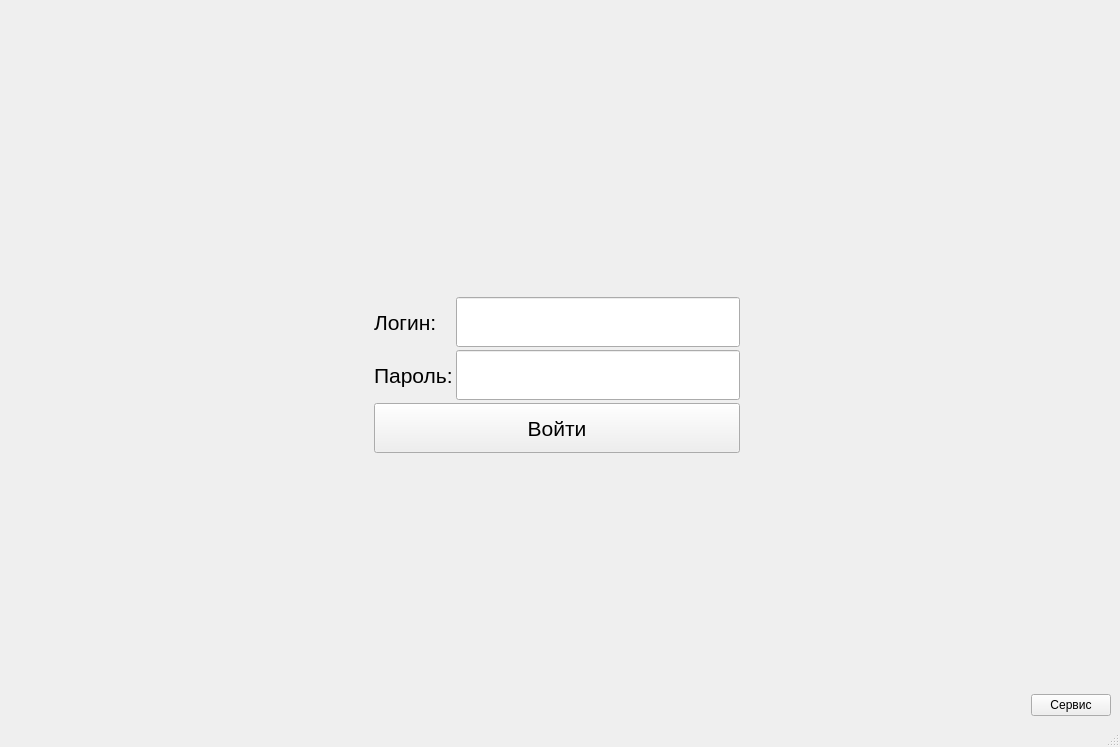
Meller008/CRM-Avi, file ui/operation/main.ui: the form before one commit.
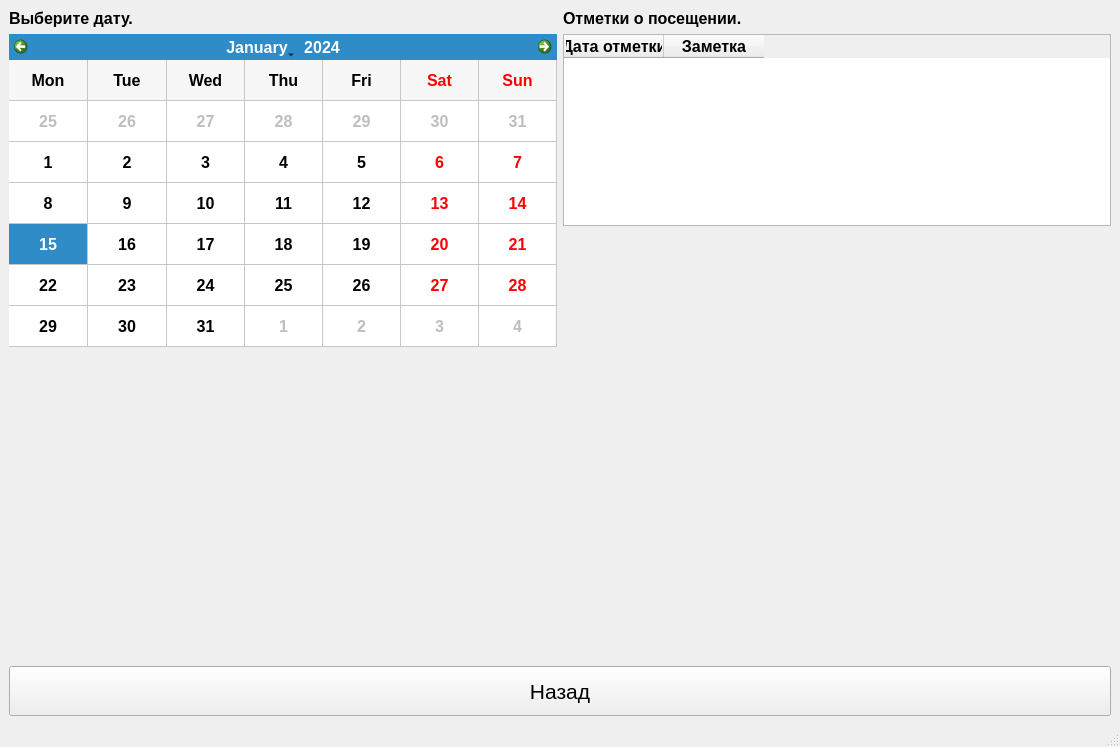
The form after the commit. The open tabs and pages were chosen to show the change.

Commit message: Работа - Добавленна возможность проверить посещаемость работникам.

Diff of the .ui file:
```diff
--- a/ui/operation/main.ui
+++ b/ui/operation/main.ui
@@ -2052,6 +2052,120 @@
         </item>
        </layout>
       </widget>
+      <widget class="QWidget" name="page_6">
+       <layout class="QGridLayout" name="gridLayout_20">
+        <item row="3" column="0" colspan="2">
+         <widget class="QPushButton" name="pushButton_20">
+          <property name="minimumSize">
+           <size>
+            <width>0</width>
+            <height>50</height>
+           </size>
+          </property>
+          <property name="font">
+           <font>
+            <family>Tahoma</family>
+            <pointsize>16</pointsize>
+           </font>
+          </property>
+          <property name="text">
+           <string>Назад</string>
+          </property>
+         </widget>
+        </item>
+        <item row="1" column="0">
+         <widget class="QCalendarWidget" name="cw_traffic">
+          <property name="font">
+           <font>
+            <pointsize>12</pointsize>
+            <weight>75</weight>
+            <bold>true</bold>
+           </font>
+          </property>
+          <property name="gridVisible">
+           <bool>true</bool>
+          </property>
+          <property name="verticalHeaderFormat">
+           <enum>QCalendarWidget::NoVerticalHeader</enum>
+          </property>
+         </widget>
+        </item>
+        <item row="2" column="0">
+         <spacer name="verticalSpacer_15">
+          <property name="orientation">
+           <enum>Qt::Vertical</enum>
+          </property>
+          <property name="sizeHint" stdset="0">
+           <size>
+            <width>20</width>
+            <height>40</height>
+           </size>
+          </property>
+         </spacer>
+        </item>
+        <item row="1" column="1">
+         <layout class="QVBoxLayout" name="verticalLayout">
+          <item>
+           <widget class="QTableWidget" name="tw_staff_traffic">
+            <property name="font">
+             <font>
+              <pointsize>12</pointsize>
+              <weight>75</weight>
+              <bold>true</bold>
+             </font>
+            </property>
+            <property name="editTriggers">
+             <set>QAbstractItemView::NoEditTriggers</set>
+            </property>
+            <property name="alternatingRowColors">
+             <bool>true</bool>
+            </property>
+            <property name="selectionBehavior">
+             <enum>QAbstractItemView::SelectRows</enum>
+            </property>
+            <column>
+             <property name="text">
+              <string>Дата отметки</string>
+             </property>
+            </column>
+            <column>
+             <property name="text">
+              <string>Заметка</string>
+             </property>
+            </column>
+           </widget>
+          </item>
+          <item>
+           <spacer name="verticalSpacer_14">
+            <property name="orientation">
+             <enum>Qt::Vertical</enum>
+            </property>
+            <property name="sizeHint" stdset="0">
+             <size>
+              <width>20</width>
+              <height>40</height>
+             </size>
+            </property>
+           </spacer>
+          </item>
+         </layout>
+        </item>
+        <item row="0" column="0">
+         <widget class="QLabel" name="label_26">
+          <property name="text">
+           <string>&lt;html&gt;&lt;head/&gt;&lt;body&gt;&lt;p&gt;&lt;span style=&quot; font-size:12pt; font-weight:600;&quot;&gt;Выберите дату. &lt;/span&gt;&lt;/p&gt;&lt;/body&gt;&lt;/html&gt;</string>
+          </property>
+         </widget>
+        </item>
+        <item row="0" column="1">
+         <widget class="QLabel" name="label_27">
+          <property name="text">
+           <string>&lt;html&gt;&lt;head/&gt;&lt;body&gt;&lt;p&gt;&lt;span style=&quot; font-size:12pt; font-weight:600;&quot;&gt;Отметки о посещении.&lt;/span&gt;&lt;/p&gt;&lt;/body&gt;&lt;/html&gt;</string>
+          </property>
+         </widget>
+        </item>
+       </layout>
+      </widget>
      </widget>
     </item>
    </layout>
```
Left out of the diff: 193 changed lines with no effect on the pictures. The commit also changes 1 other file.
